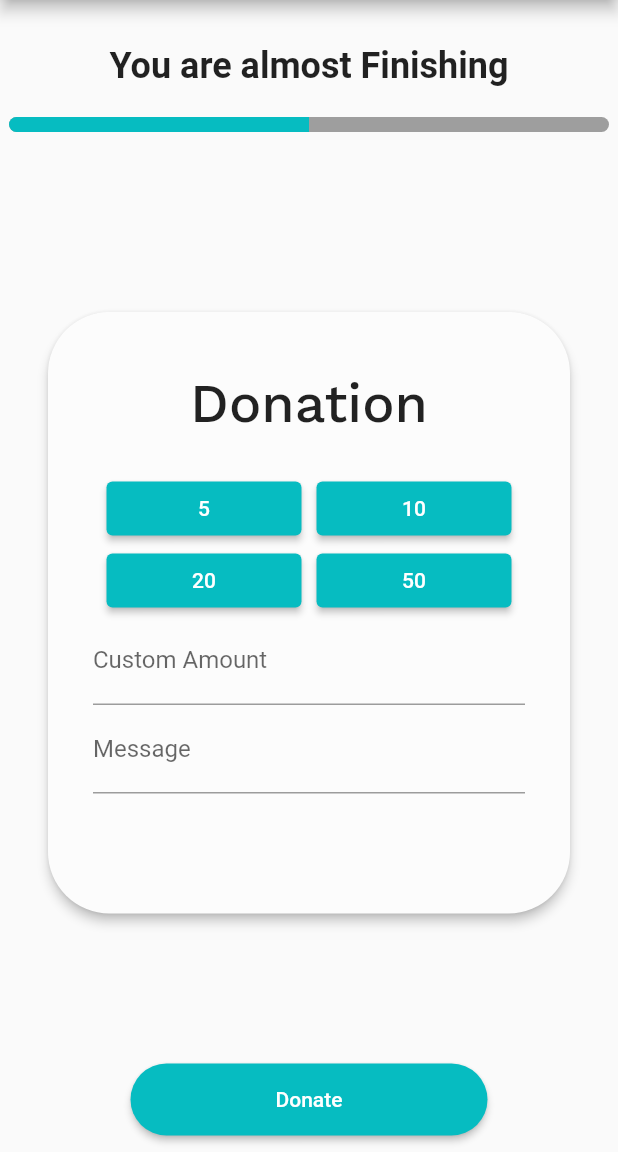
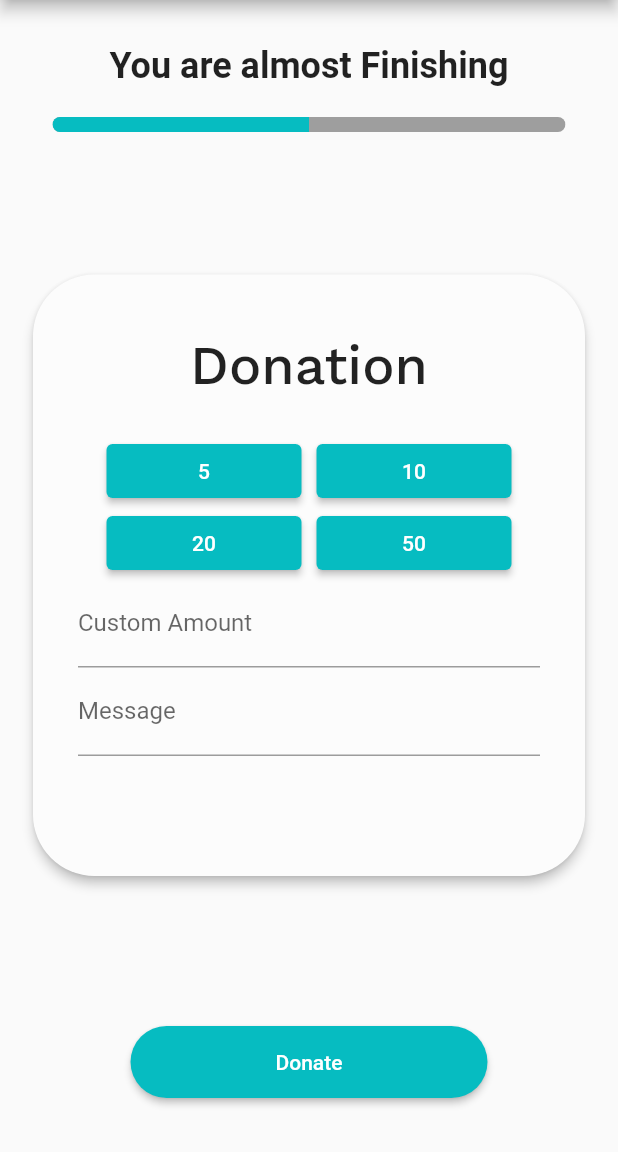
Before and after one commit to onurbue/relife, a Flutter app: the DonationPage screen opened directly with empty values, on a phone screen of 412 x 824 dp, the part 84-1236 px from its top. Run offline on Flutter 3.47's test engine with Material 2 defaults, Android fonts, the phone set to English and light mode, and no system bars; our stand-ins replace custom_sliding_segmented_control, google_fonts, image_picker, jwt_decoder, shared_preferences; accounts and stored records are empty; network calls fail; Roboto replaces fonts that are missing (Arial).

Commit message:
barra nas missoes direito

```diff
--- a/lib/views/Donation/donation.dart
+++ b/lib/views/Donation/donation.dart
@@ -60,9 +60,9 @@ class _DonationPageState extends State<DonationPage> {
             const SizedBox(height: 30),
             const CustomBarHeader(
                 percentage: 0.5, title: 'You are almost Finishing'),
-            const SizedBox(height: 120),
+            const SizedBox(height: 95),
             Card(
-              margin: const EdgeInsets.symmetric(horizontal: 32),
+              margin: const EdgeInsets.symmetric(horizontal: 22),
               elevation: 3,
               shape: RoundedRectangleBorder(
                   borderRadius: BorderRadius.circular(41)),
--- a/lib/views/Donation/widgets/header.dart
+++ b/lib/views/Donation/widgets/header.dart
@@ -24,7 +24,7 @@ class CustomBarHeader extends StatelessWidget {
           borderRadius: BorderRadius.circular(5),
           child: SizedBox(
             height: 10,
-            width: 400,
+            width: 342,
             child: LinearProgressIndicator(
               value: percentage,
               backgroundColor: Colors.grey,
```
